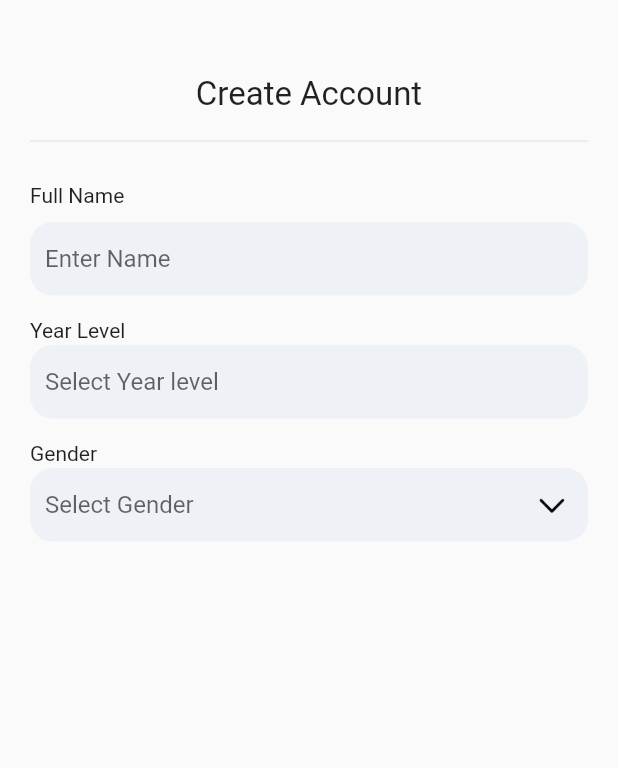
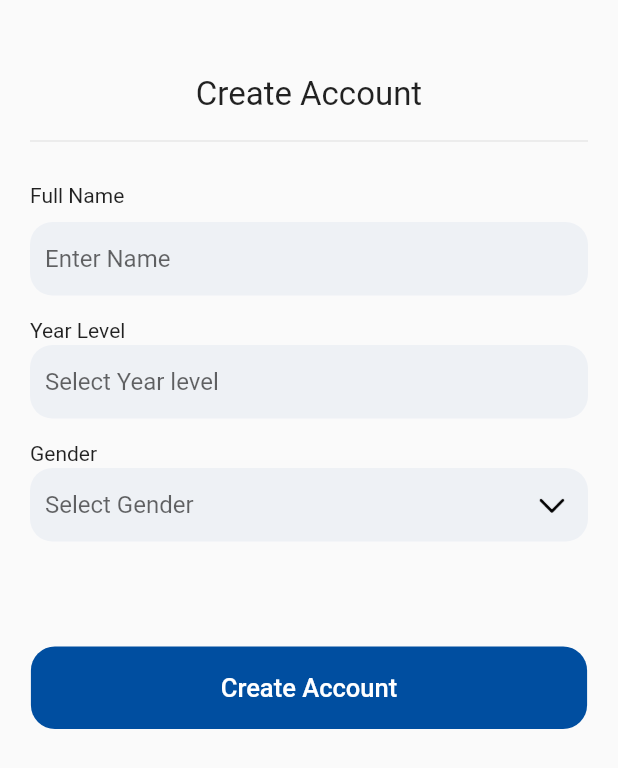
Before and after one commit to Piyush255/flutter-learing, a Flutter app: the CreateAccount screen opened directly, on a phone screen of 412 x 824 dp. Shown: the top 768 px of the screen. Run offline on Flutter 3.47's test engine with Material 2 defaults, Android fonts, the phone set to English and light mode, and no system bars; our stand-ins replace image_picker.

```diff
--- a/lib/auth/CreateAccount.dart
+++ b/lib/auth/CreateAccount.dart
@@ -20,7 +20,13 @@ class _CreateAccountState extends State<CreateAccount> {
         child: Container(
           margin: EdgeInsets.only(top: 20, bottom: 20, left: 20, right: 20),
           child: Column(
-            children: [title(), fullName(), yearLevel(), gender()],
+            children: [
+              title(),
+              fullName(),
+              yearLevel(),
+              gender(),
+              createAccountButton()
+            ],
           ),
         ),
       ),
@@ -182,4 +188,22 @@ class _CreateAccountState extends State<CreateAccount> {
     // Detect when it closes
 // Do something here
   }
+
+  createAccountButton() {
+    return Container(
+      margin: EdgeInsets.fromLTRB(0, 70, 0, 10),
+      width: MediaQuery.of(context).size.width * 0.9,
+      height: 55,
+      child: TextButton(
+          style: TextButton.styleFrom(
+              backgroundColor: Color(hexColor("#004EA0")),
+              shape: RoundedRectangleBorder(
+                  borderRadius: BorderRadius.circular(16))),
+          onPressed: () => {Navigator.pop(context, "Hello World")},
+          child: Text(
+            "Create Account",
+            style: TextStyle(fontSize: 17, color: Colors.white),
+          )),
+    );
+  }
 }
--- a/lib/splash_screen/SplashScreen.dart
+++ b/lib/splash_screen/SplashScreen.dart
@@ -1,5 +1,5 @@
 import 'package:flutter/material.dart';
-import 'package:flutter_learning/auth/Login.dart';
+import 'package:flutter_learning/auth/ProfileSet.dart';
 
 class SplashScreen extends StatefulWidget {
   const SplashScreen({Key? key}) : super(key: key);
@@ -13,7 +13,8 @@ class _SplashScreenState extends State<SplashScreen> {
   void initState() {
     super.initState();
     Future.delayed(Duration(seconds: 4), () {
-      Navigator.push(context, MaterialPageRoute(builder: (context) => Login()));
+      Navigator.push(
+          context, MaterialPageRoute(builder: (context) => ProfileSet()));
     });
   }
 
--- a/pubspec.yaml
+++ b/pubspec.yaml
@@ -18,16 +18,17 @@ publish_to: 'none' # Remove this line if you wish to publish to pub.dev
 version: 1.0.0+1
 
 environment:
-  sdk: ">=2.12.0 <3.0.0"
+  sdk: ">=2.12.0-29.10.beta <3.0.0"
 
 dependencies:
+  image_picker: ^0.8.2
   flutter:
     sdk: flutter
 
 
   # The following adds the Cupertino Icons font to your application.
   # Use with the CupertinoIcons class for iOS style icons.
-  cupertino_icons: ^1.0.2
+  cupertino_icons: ^1.0.3
 
 dev_dependencies:
   flutter_test:
```
Also changed, not shown: lib/auth/Login.dart (+26 -5 lines), lib/auth/ProfileSet.dart (added, +142 -0 lines), pubspec.lock, 1 other file.
